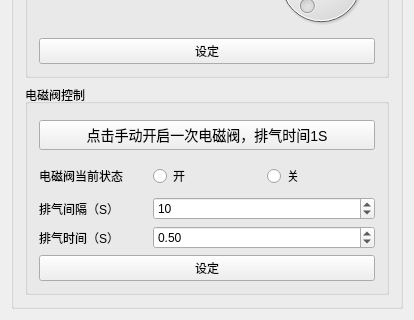
Before: the Qt Designer form mainwindow.ui in yas8086/ValveFanAdjust, drawn with Qt 5; both pictures show x 0 to 414 and y 242 to 562 of the 414 by 562 pixel window.
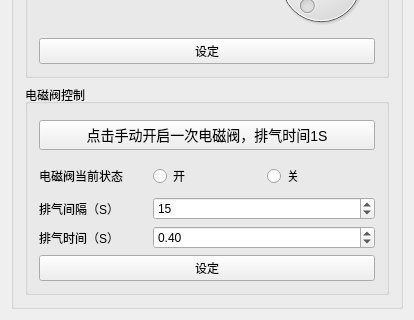
After: the same form once the commit is applied. Icons and pictures are not drawn.

What changed in the file:
```diff
--- a/mainwindow.ui
+++ b/mainwindow.ui
@@ -234,7 +234,7 @@
              <double>0.100000000000000</double>
             </property>
             <property name="value">
-             <double>0.500000000000000</double>
+             <double>0.400000000000000</double>
             </property>
            </widget>
           </item>
@@ -254,7 +254,7 @@
              <number>60</number>
             </property>
             <property name="value">
-             <number>10</number>
+             <number>15</number>
             </property>
            </widget>
           </item>
```
